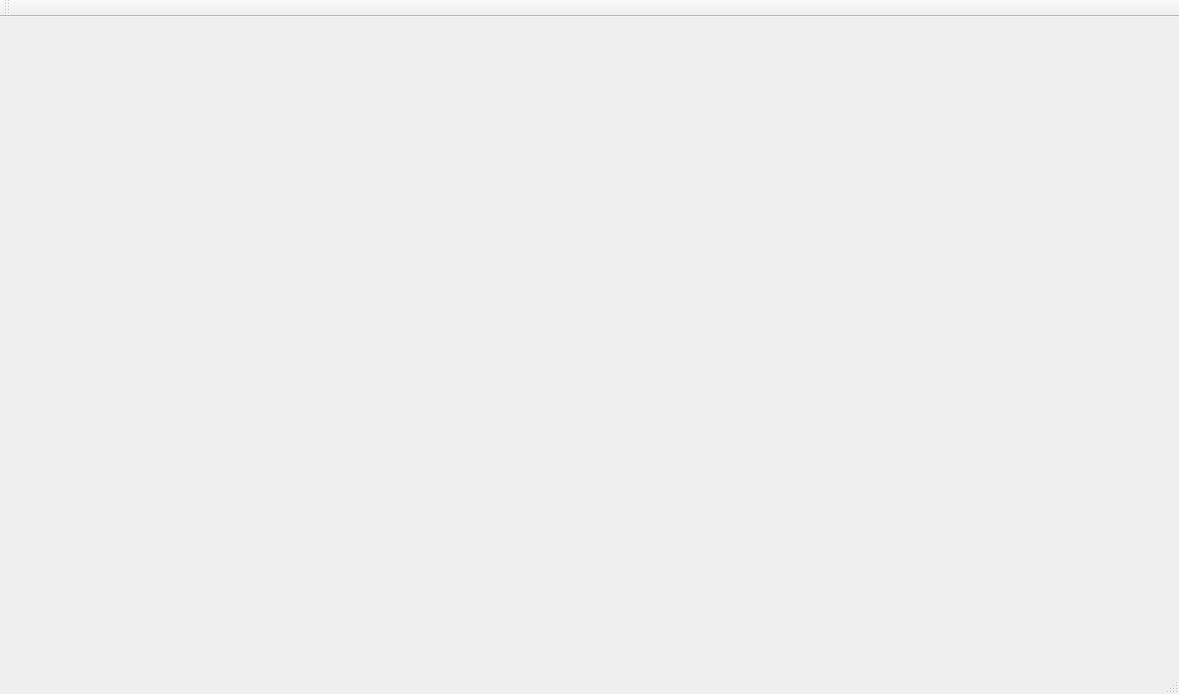
Old version of the form mainwindow.ui in the repository AdrienFM/LoveTester.
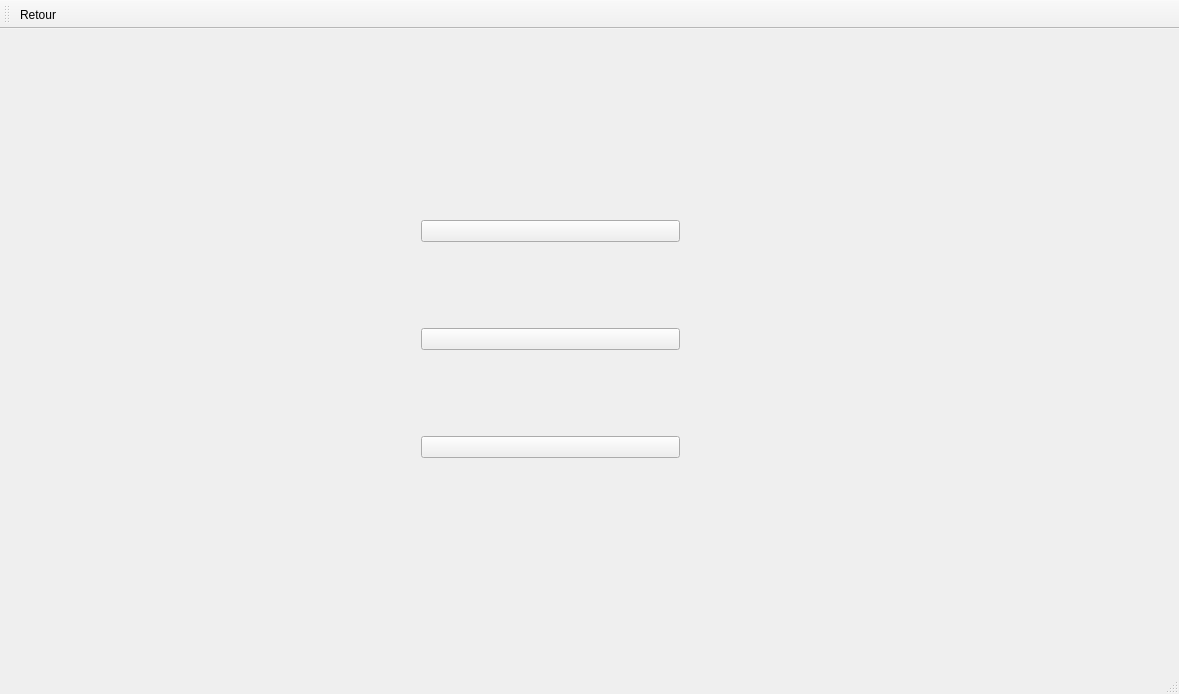
New version of the form. Icons and pictures are not drawn.

Patch:
```diff
--- a/mainwindow.ui
+++ b/mainwindow.ui
@@ -23,7 +23,74 @@
       <height>641</height>
      </rect>
     </property>
-    <widget class="QWidget" name="page"/>
+    <property name="currentIndex">
+     <number>0</number>
+    </property>
+    <widget class="QWidget" name="page">
+     <widget class="QWidget" name="verticalLayoutWidget">
+      <property name="geometry">
+       <rect>
+        <x>400</x>
+        <y>90</y>
+        <width>281</width>
+        <height>421</height>
+       </rect>
+      </property>
+      <layout class="QVBoxLayout" name="orentationS_verticalLayout">
+       <item>
+        <widget class="QPushButton" name="hetero_pushButton">
+         <property name="text">
+          <string/>
+         </property>
+         <property name="icon">
+          <iconset resource="ressources.qrc">
+           <normaloff>:/logos/Hetero_icon.png</normaloff>:/logos/Hetero_icon.png</iconset>
+         </property>
+         <property name="iconSize">
+          <size>
+           <width>64</width>
+           <height>64</height>
+          </size>
+         </property>
+        </widget>
+       </item>
+       <item>
+        <widget class="QPushButton" name="homo_pushButton">
+         <property name="text">
+          <string/>
+         </property>
+         <property name="icon">
+          <iconset resource="ressources.qrc">
+           <normaloff>:/logos/homo_icon.png</normaloff>:/logos/homo_icon.png</iconset>
+         </property>
+         <property name="iconSize">
+          <size>
+           <width>64</width>
+           <height>64</height>
+          </size>
+         </property>
+        </widget>
+       </item>
+       <item>
+        <widget class="QPushButton" name="lesbi_pushButton">
+         <property name="text">
+          <string/>
+         </property>
+         <property name="icon">
+          <iconset resource="ressources.qrc">
+           <normaloff>:/logos/lesbian_icon.png</normaloff>:/logos/lesbian_icon.png</iconset>
+         </property>
+         <property name="iconSize">
+          <size>
+           <width>64</width>
+           <height>64</height>
+          </size>
+         </property>
+        </widget>
+       </item>
+      </layout>
+     </widget>
+    </widget>
     <widget class="QWidget" name="page_2"/>
    </widget>
   </widget>
@@ -44,8 +111,17 @@
    <attribute name="toolBarBreak">
     <bool>false</bool>
    </attribute>
+   <addaction name="actionRetour"/>
   </widget>
   <widget class="QStatusBar" name="statusBar"/>
+  <action name="actionRetour">
+   <property name="text">
+    <string>Retour</string>
+   </property>
+   <property name="toolTip">
+    <string>Revenir au menu principal</string>
+   </property>
+  </action>
  </widget>
  <layoutdefault spacing="6" margin="11"/>
  <resources/>
```
Left out of the diff: 6 changed lines with no effect on the pictures.
